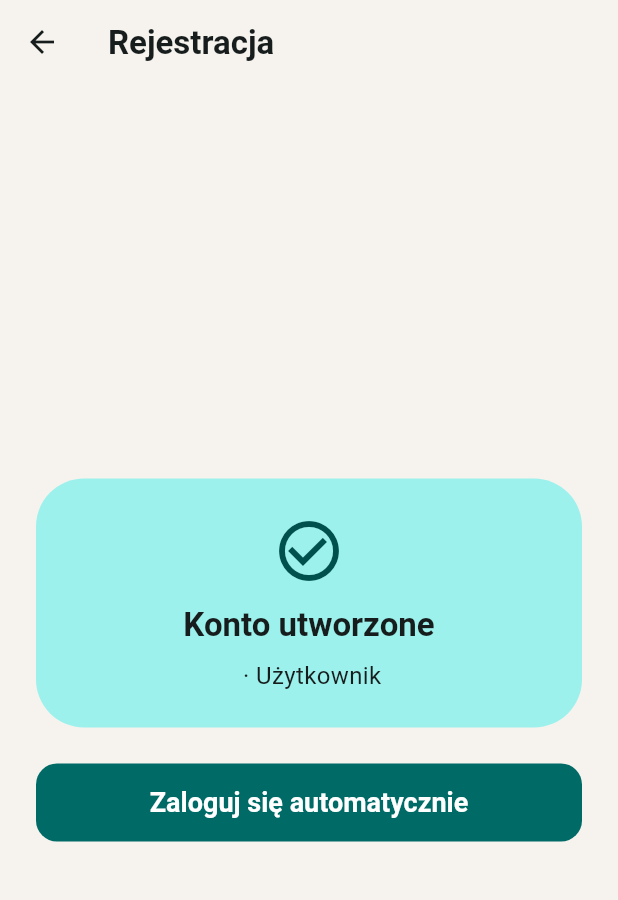
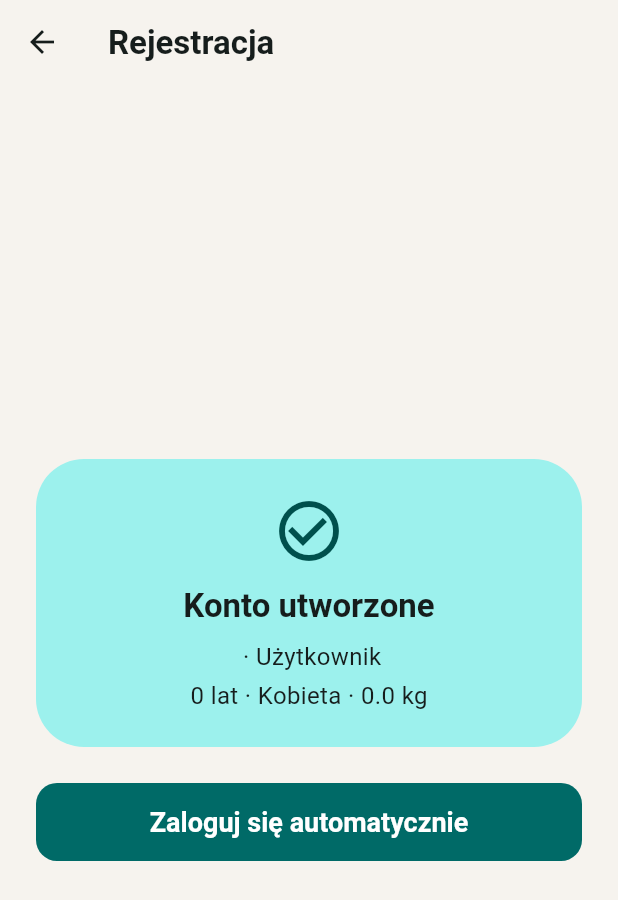
Before and after one commit to Cay00/mCare, a Flutter app: the RegisterScreen screen opened directly with empty values, on a phone screen of 412 x 824 dp. Shown: the top 900 px of the screen. Run offline on Flutter 3.47's test engine with Material 3 defaults, Android fonts, the phone set to English and light mode, and no system bars; our stand-ins replace qr_flutter; missing offline and left inert: mobile_scanner; accounts and stored records are empty.

Commit message:
feat: wiek, imie email płeć, buttony

```diff
--- a/lib/auth/auth_service.dart
+++ b/lib/auth/auth_service.dart
@@ -23,7 +23,11 @@ String? userIdFromScan(String raw) {
   return value;
 }
 
+enum Gender { female, male }
+
 String roleLabel(UserRole role) => role == UserRole.patient ? 'Użytkownik' : 'Opiekun';
+
+String genderLabel(Gender gender) => gender == Gender.female ? 'Kobieta' : 'Mężczyzna';
 
 class AppUser {
   final String id;
@@ -31,6 +35,9 @@ class AppUser {
   final String email;
   final String password;
   final UserRole role;
+  final int age;
+  final Gender gender;
+  final double weight;
 
   const AppUser({
     required this.id,
@@ -38,6 +45,9 @@ class AppUser {
     required this.email,
     required this.password,
     required this.role,
+    required this.age,
+    required this.gender,
+    required this.weight,
   });
 
   String get codePayload => '$userCodePrefix$id';
@@ -51,6 +61,9 @@ class AuthService extends ChangeNotifier {
       email: 'user1',
       password: 'helpMe',
       role: UserRole.patient,
+      age: 72,
+      gender: Gender.male,
+      weight: 80,
     ),
     const AppUser(
       id: 'ANN-2208',
@@ -58,6 +71,9 @@ class AuthService extends ChangeNotifier {
       email: 'caregiver',
       password: 'careme',
       role: UserRole.caregiver,
+      age: 45,
+      gender: Gender.female,
+      weight: 65,
     ),
   ];
 
@@ -99,11 +115,16 @@ class AuthService extends ChangeNotifier {
     required String email,
     required String password,
     required UserRole role,
+    required int age,
+    required Gender gender,
+    required double weight,
   }) {
     final normalized = email.trim().toLowerCase();
     if (name.trim().isEmpty) return 'Podaj imię i nazwisko';
     if (!normalized.contains('@')) return 'Podaj poprawny adres e-mail';
     if (password.length < 6) return 'Hasło musi mieć co najmniej 6 znaków';
+    if (age < 0 || age > 120) return 'Podaj poprawny wiek';
+    if (weight <= 0 || weight > 300) return 'Podaj poprawną wagę';
     if (_users.any((user) => user.email == normalized)) {
       return 'Konto z tym adresem e-mail już istnieje';
     }
@@ -114,6 +135,9 @@ class AuthService extends ChangeNotifier {
         email: normalized,
         password: password,
         role: role,
+        age: age,
+        gender: gender,
+        weight: weight,
       ),
     );
     notifyListeners();
--- a/lib/screens/register_screen.dart
+++ b/lib/screens/register_screen.dart
@@ -15,16 +15,28 @@ class _RegisterScreenState extends State<RegisterScreen> {
   final _name = TextEditingController();
   final _email = TextEditingController();
   final _password = TextEditingController();
+  final _age = TextEditingController();
+  final _weight = TextEditingController();
   UserRole _role = UserRole.patient;
+  Gender _gender = Gender.female;
   String? _error;
   AppUser? _registered;
 
   void _submit() {
+    final age = int.tryParse(_age.text.trim());
+    final weight = double.tryParse(_weight.text.trim().replaceAll(',', '.'));
+    if (age == null || weight == null) {
+      setState(() => _error = 'Podaj poprawny wiek i wagę');
+      return;
+    }
     final error = widget.auth.register(
       name: _name.text,
       email: _email.text,
       password: _password.text,
       role: _role,
+      age: age,
+      gender: _gender,
+      weight: weight,
     );
     if (error == null) {
       final normalized = _email.text.trim().toLowerCase();
@@ -52,6 +64,8 @@ class _RegisterScreenState extends State<RegisterScreen> {
     _name.dispose();
     _email.dispose();
     _password.dispose();
+    _age.dispose();
+    _weight.dispose();
     super.dispose();
   }
 
@@ -97,6 +111,48 @@ class _RegisterScreenState extends State<RegisterScreen> {
                             labelText: 'Hasło',
                             border: OutlineInputBorder(),
                           ),
+                        ),
+                        const SizedBox(height: 16),
+                        SegmentedButton<Gender>(
+                          segments: const [
+                            ButtonSegment(
+                              value: Gender.female,
+                              label: Text('Kobieta'),
+                            ),
+                            ButtonSegment(
+                              value: Gender.male,
+                              label: Text('Mężczyzna'),
+                            ),
+                          ],
+                          selected: {_gender},
+                          onSelectionChanged: (selection) =>
+                              setState(() => _gender = selection.first),
+                        ),
+                        const SizedBox(height: 16),
+                        Row(
+                          children: [
+                            Expanded(
+                              child: TextField(
+                                controller: _age,
+                                keyboardType: TextInputType.number,
+                                decoration: const InputDecoration(
+                                  labelText: 'Wiek',
+                                  border: OutlineInputBorder(),
+                                ),
+                              ),
+                            ),
+                            const SizedBox(width: 16),
+                            Expanded(
+                              child: TextField(
+                                controller: _weight,
+                                keyboardType: TextInputType.number,
+                                decoration: const InputDecoration(
+                                  labelText: 'Waga (kg)',
+                                  border: OutlineInputBorder(),
+                                ),
+                              ),
+                            ),
+                          ],
                         ),
                         const SizedBox(height: 16),
                         SegmentedButton<UserRole>(
@@ -158,6 +214,11 @@ class _RegisterScreenState extends State<RegisterScreen> {
                                 '${registered.name} · ${roleLabel(registered.role)}',
                                 style: theme.textTheme.bodyMedium,
                               ),
+                              const SizedBox(height: 4),
+                              Text(
+                                '${registered.age} lat · ${genderLabel(registered.gender)} · ${registered.weight} kg',
+                                style: theme.textTheme.bodyMedium,
+                              ),
                             ],
                           ),
                         ),
```
